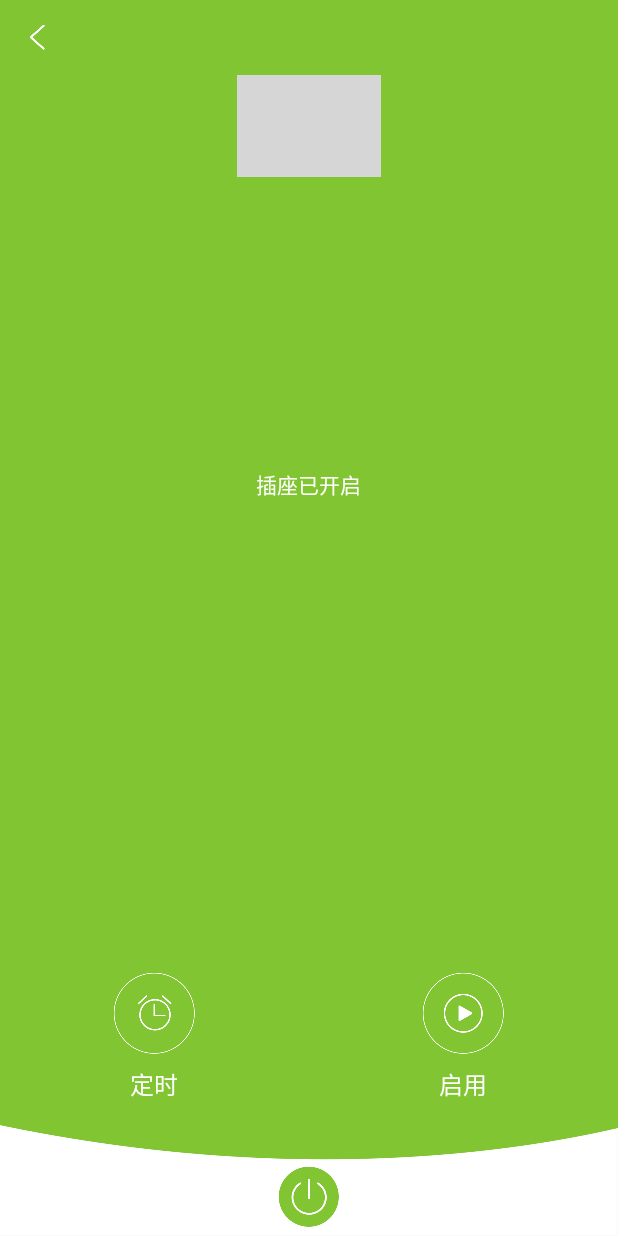
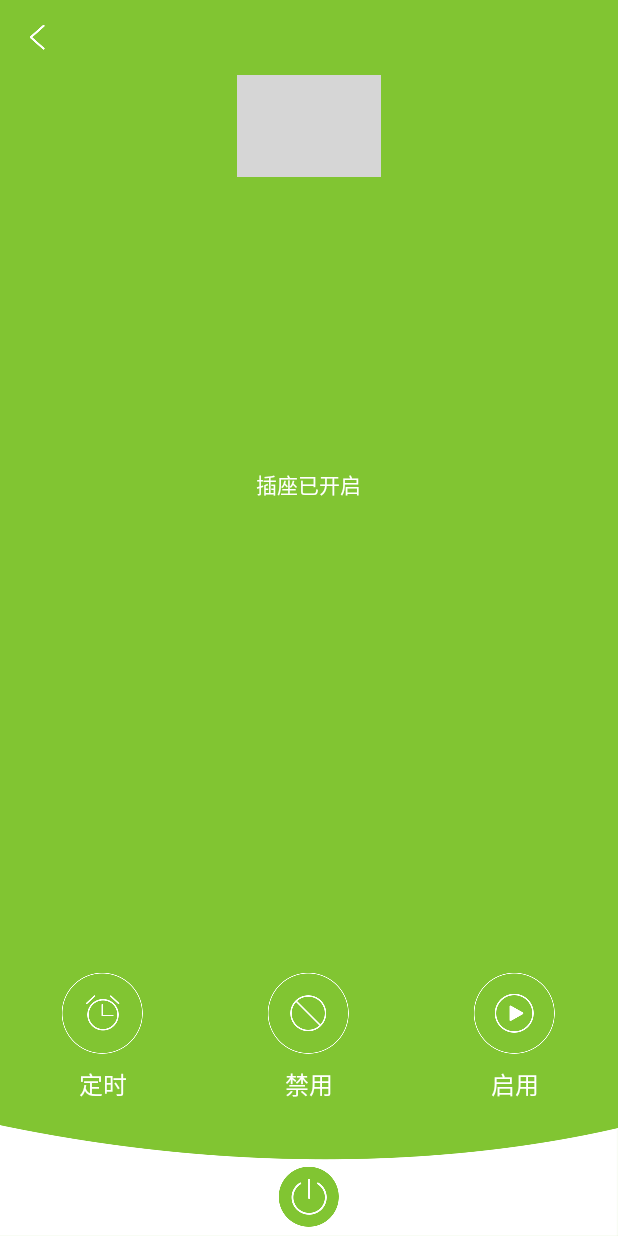
Before and after one commit to houqida/dechnicapp, an Android app: the layout activity_socket_control_detail.xml on its own in the app's theme, with its tools: preview values and no code run, on a phone screen of 412 x 824 dp. Run offline under Robolectric (Android 15) with nearby library versions, the phone set to English and light mode, and no system bars; grey boxes are pictures that could not be loaded.

Commit message:
插座详细页面activity_socket_control_detail 禁用按钮显示

```diff
--- a/app/src/main/java/com/dechnic/omsdcapp/commons/Constants.java
+++ b/app/src/main/java/com/dechnic/omsdcapp/commons/Constants.java
@@ -24,7 +24,7 @@ public class Constants {
     public static final int NO_NETWORK = 0;
     public static final int WIFI = 1;
     public static final int MOBILE = 2;
-    public static final String SERVER_ADDR = "117.73.253.204:8081";
+    public static final String SERVER_ADDR = "demo.dechnic.com:8081";
 
 
 
--- a/app/src/main/res/layout/activity_socket_control_detail.xml
+++ b/app/src/main/res/layout/activity_socket_control_detail.xml
@@ -113,7 +113,7 @@
                     />
             </RelativeLayout>
             <RelativeLayout
-                android:visibility="gone"
+                android:visibility="visible"
                 android:id="@+id/socket_jinyong_newRel"
                 android:layout_width="match_parent"
                 android:layout_height="wrap_content"
```
